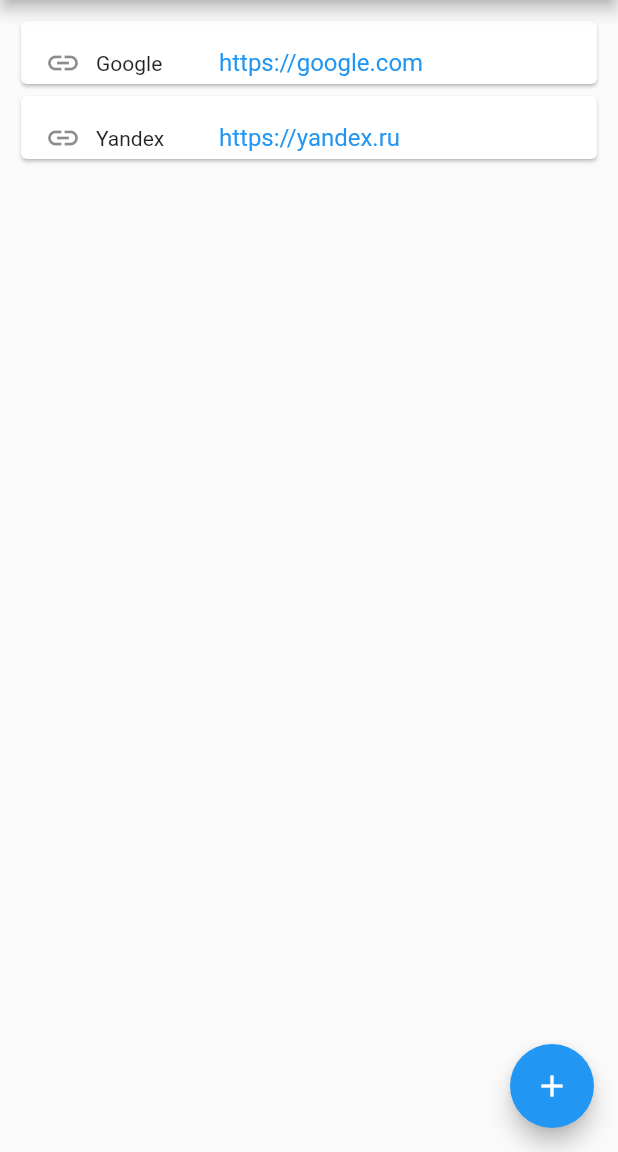
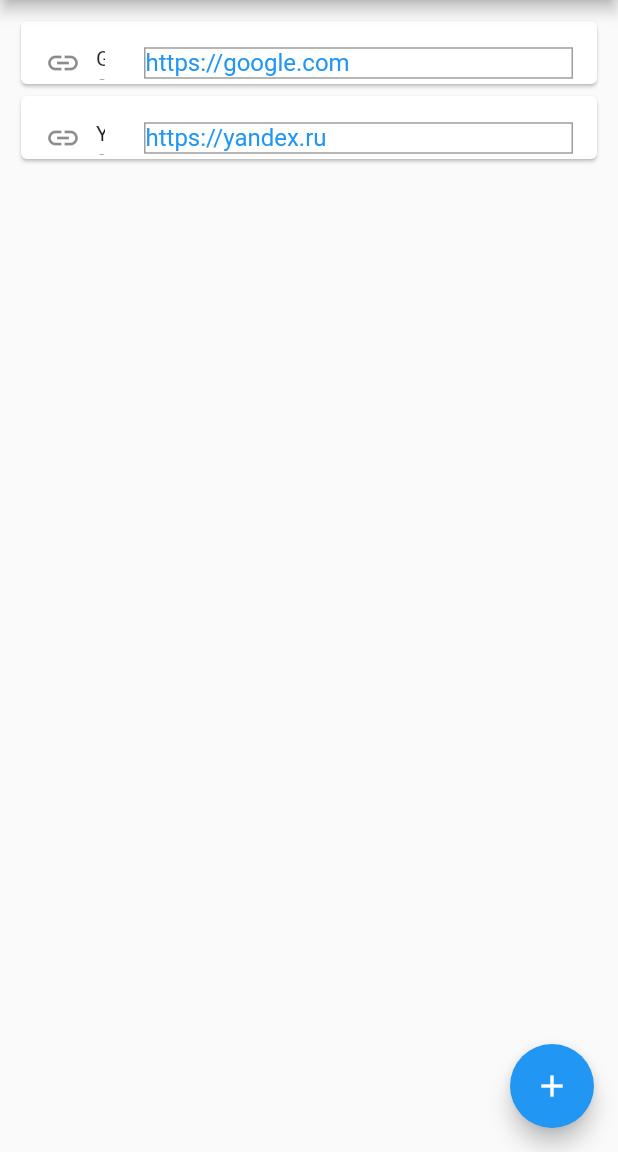
Before and after one commit to ikalinin1/fmp, a Flutter app: the screen it shows after launch, on a phone screen of 412 x 824 dp, the part 84-1236 px from its top. Run offline on Flutter 3.47's test engine with Material 2 defaults, Android fonts, the phone set to English and light mode, and no system bars; our stand-ins replace url_launcher_web.

```diff
--- a/lib/main.dart
+++ b/lib/main.dart
@@ -31,23 +31,23 @@
 
 class _LinksRollPageState extends State<LinksRollPage> {
   List<_Link> links = [
-    _Link('Google', 'https://google.com'),
-    _Link('Yandex', 'https://yandex.ru')
+    _Link('Google', _DataStubs.google),
+    _Link('Yandex', _DataStubs.yandex)
   ];
 
   void _addLink() {
     setState(() {
-      links.add(_Link('Link', 'https://grably.app'));
+      links.add(_Link('Link', _DataStubs.grably));
     });
   }
 
   List<Widget> _links() {
     return links
-        .map((link) => SizedBox(
-              height: 50,
+        .map((url) => SizedBox(
+              height: _Dimensions.rowHeight,
               child: Row(
                 children: <Widget>[
-                  _LinkWidget.name(link),
+                  _LinkWidget.link(url),
                 ],
               ),
             ))
@@ -84,7 +84,7 @@
       child: Card(
         child: ListTile(
           leading: SizedBox(
-            width: 100,
+            width: _Dimensions.cardWidth,
             child: Row(
               children: <Widget>[
                 const Icon(Icons.link),
@@ -99,9 +99,14 @@
           ),
           title: InkWell(
             onTap: () => _launchURL(_link),
-            child: Text(
-              _link.url,
-              style: const TextStyle(color: Colors.blue),
+            child: Container(
+              decoration: BoxDecoration(
+                border: Border.all(color: Colors.grey),
+              ),
+              child: Text(
+                _link.url,
+                style: const TextStyle(color: Colors.blue),
+              ),
             ),
           ),
           // ToDo: Implement tags via https://pub.dev/packages/flutter_tags
@@ -110,7 +115,7 @@
     );
   }
 
-  const _LinkWidget.name(this._link);
+  const _LinkWidget.link(this._link);
 }
 
 _launchURL(_Link link) async {
@@ -129,3 +134,14 @@
 
   _Link(this.title, this.url);
 }
+
+abstract class _Dimensions {
+  static const double rowHeight = 50;
+  static const double cardWidth = 50;
+}
+
+abstract class _DataStubs {
+  static const String google = 'https://google.com';
+  static const String yandex = 'https://yandex.ru';
+  static const String grably = 'https://grably.app';
+}
```
